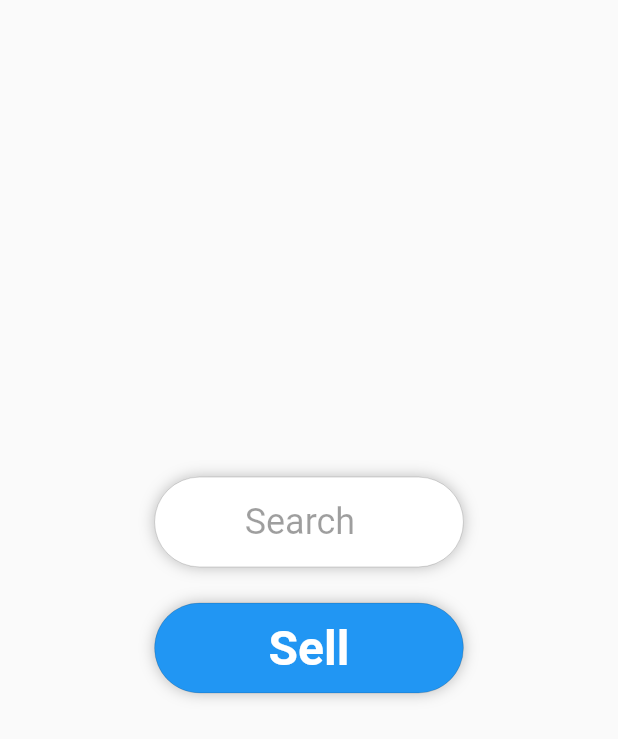
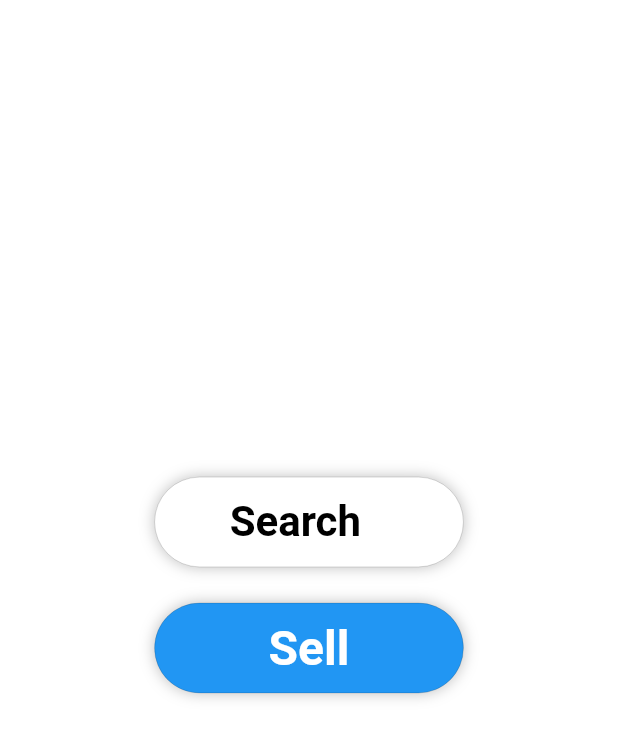
Before and after one commit to ConorCallanan2003/SecondChapter, a Flutter app: the screen it shows after launch, on a phone screen of 412 x 824 dp. Shown: the top 739 px of the screen. Run offline on Flutter 3.47's test engine with Material 2 defaults, Android fonts, the phone set to English and light mode, and no system bars; our stand-ins replace csv; missing offline and left inert: flutter_barcode_scanner.

Commit message:
changing sell button

```diff
--- a/lib/pages/new/new_homepage.dart
+++ b/lib/pages/new/new_homepage.dart
@@ -1,4 +1,8 @@
+import 'dart:io';
+
 import 'package:flutter/material.dart';
+import 'package:flutter_barcode_scanner/flutter_barcode_scanner.dart';
+import 'package:replay_books/pages/item_details_page.dart';
 import 'package:replay_books/pages/new/sell_page.dart';
 import 'package:replay_books/util/router.dart';
 import 'package:replay_books/widgets/animated_search_bar.dart';
@@ -15,6 +19,18 @@ class NewHomePage extends StatefulWidget {
 
 class NewHomePageState extends State<NewHomePage> {
   Future<List<Book>> books = Book.generateBooks('');
+
+  ValueNotifier<String> barcode = ValueNotifier('');
+
+  void handleScan() async {
+    String barcodeScanRes = await FlutterBarcodeScanner.scanBarcode(
+        'blue', 'Cancel', false, ScanMode.BARCODE);
+    barcode.value = barcodeScanRes;
+
+    Book book = await Book.retrieveBookByNum(barcodeScanRes);
+
+    Navigator.of(context).push(MyRouter.createRoute(ItemDetails(book)));
+  }
 
   TextEditingController textController = TextEditingController();
 
@@ -44,6 +60,7 @@ class NewHomePageState extends State<NewHomePage> {
       valueListenable: completed,
       builder: (context, value, child) {
         return Scaffold(
+            backgroundColor: Colors.white,
             resizeToAvoidBottomInset: false,
             body: Stack(children: [
               !value
@@ -71,17 +88,21 @@ class NewHomePageState extends State<NewHomePage> {
                             });
                       }),
               Column(mainAxisAlignment: MainAxisAlignment.center, children: [
-                SizedBox(
-                  height: 80,
-                  width: width,
-                ),
+                // Container(
+                //   height: 350,
+                //   width: 450,
+                //   decoration: const BoxDecoration(
+                //       image: DecorationImage(
+                //           scale: .25,
+                //           image: AssetImage('assets/images/logo.png'))),
+                // ),
+                SizedBox(height: 80, width: width),
                 AnimatedSearchBar(handleSearch, toggleCompleted),
                 !completed.value
                     ? Padding(
                         padding: const EdgeInsets.all(16.0),
                         child: TextButton(
-                            onPressed: () => Navigator.of(context)
-                                .push(MyRouter.createRoute(SellPage())),
+                            onPressed: () => handleScan(),
                             child: Container(
                               height: 60,
                               width: width * .5,
--- a/lib/pages/new/sell_page.dart
+++ b/lib/pages/new/sell_page.dart
@@ -20,7 +20,7 @@ class SellPage extends StatelessWidget {
       body: GestureDetector(
         onTap: () => Navigator.pop(context),
         child: Container(
-          padding: EdgeInsets.symmetric(horizontal: 25, vertical: 100),
+          padding: const EdgeInsets.symmetric(horizontal: 25, vertical: 100),
           color: Colors.blue,
           height: height,
           width: width,
--- a/lib/widgets/animated_search_bar.dart
+++ b/lib/widgets/animated_search_bar.dart
@@ -18,7 +18,7 @@ class _AnimatedSearchBarState extends State<AnimatedSearchBar>
   void initState() {
     super.initState();
     controller = AnimationController(
-        duration: const Duration(milliseconds: 0), vsync: this);
+        duration: const Duration(milliseconds: 120), vsync: this);
     animation = CurvedAnimation(parent: controller, curve: Curves.easeIn)
       ..addListener(() {
         setState(() {});
@@ -65,24 +65,27 @@ class _AnimatedSearchBarState extends State<AnimatedSearchBar>
                       padding: const EdgeInsets.symmetric(
                           horizontal: 25, vertical: 6),
                       child: TextField(
-                        cursorColor: Colors.black12,
+                        cursorColor: Colors.black,
                         autofocus: true,
                         onChanged: (value) => widget.handleSearch(value),
                         decoration: const InputDecoration.collapsed(
                             hintText: 'Search',
                             hintStyle:
-                                TextStyle(fontSize: 24, color: Colors.black38)),
-                        style: const TextStyle(
-                            fontSize: 24, color: Colors.black87),
+                                TextStyle(fontSize: 24, color: Colors.black)),
+                        style:
+                            const TextStyle(fontSize: 24, color: Colors.black),
                       ),
                     )
                   : const Padding(
-                      padding: EdgeInsets.only(left: 60),
+                      padding: EdgeInsets.only(left: 50),
                       child: Align(
                         alignment: AlignmentDirectional.centerStart,
                         child: Text(
                           'Search',
-                          style: TextStyle(fontSize: 24, color: Colors.black38),
+                          style: TextStyle(
+                              fontSize: 28,
+                              color: Colors.black,
+                              fontWeight: FontWeight.w600),
                         ),
                       ),
                     ),
--- a/lib/widgets/book_item.dart
+++ b/lib/widgets/book_item.dart
@@ -26,9 +26,11 @@ class BookItem extends StatelessWidget {
                   image: DecorationImage(
                       image: NetworkImage(book.image), fit: BoxFit.fitWidth),
                   borderRadius: const BorderRadius.all(Radius.circular(15)),
-                  boxShadow: const [
+                  boxShadow: [
                     BoxShadow(
-                        color: Colors.black54, blurRadius: 8, spreadRadius: 4)
+                        color: Colors.blueAccent.withOpacity(0.2),
+                        blurRadius: 8,
+                        spreadRadius: 8)
                   ]),
             ),
             Container(
```
Also changed, not shown: lib/main.dart (+14 -1 lines), lib/util/get_book_data.dart (+21 -2 lines), 2 other files.
